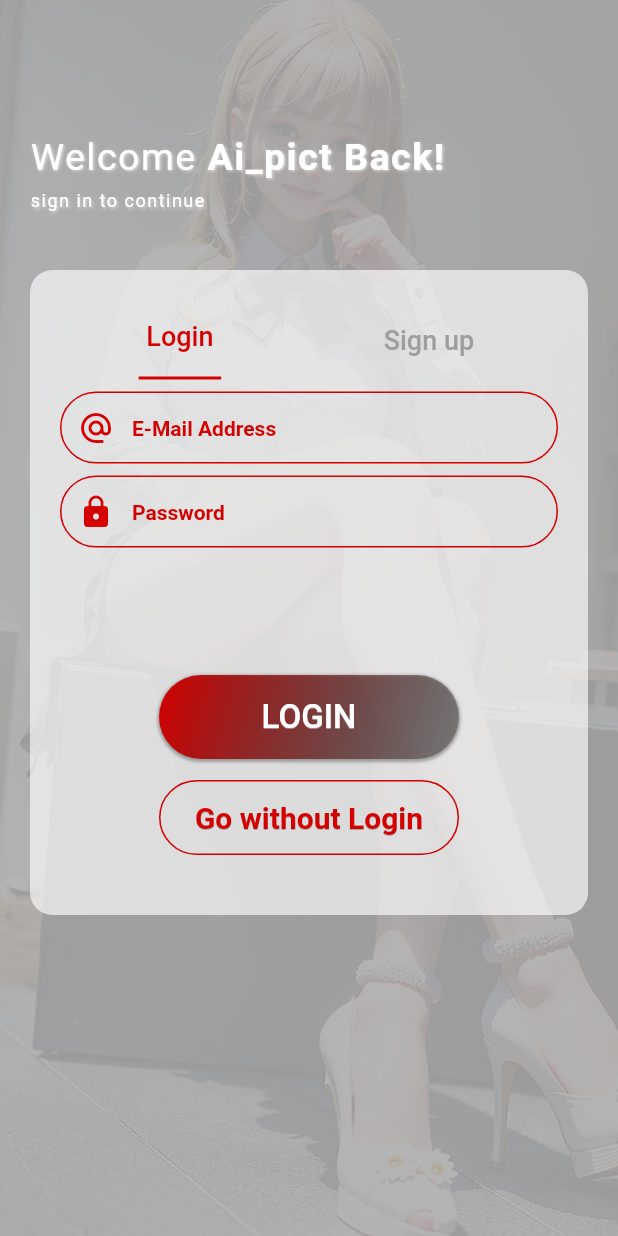
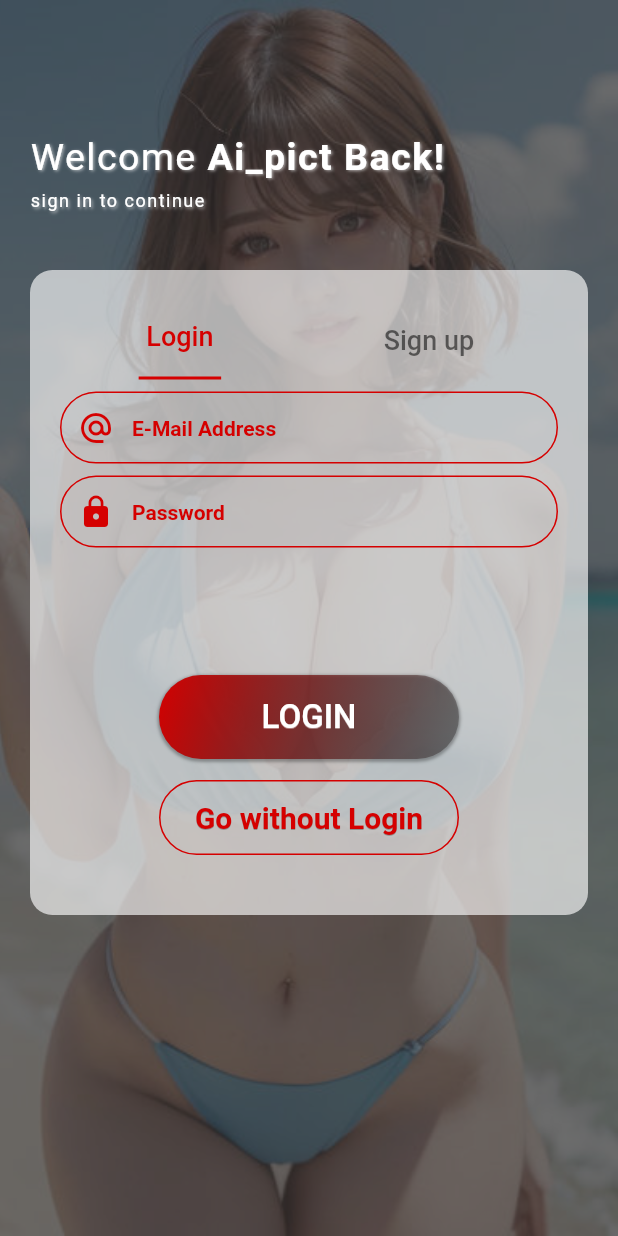
Before and after one commit to poxdkr/musika, a Flutter app: the screen it shows after launch, on a phone screen of 412 x 824 dp. Run offline on Flutter 3.47's test engine with Material 2 defaults, Android fonts, the phone set to English and light mode, and no system bars; our stand-ins replace animated_splash_screen, cached_network_image, carousel_slider, cloud_firestore, firebase_auth, firebase_core and 8 more; missing offline and left inert: admob_flutter, blurry_modal_progress_hud, flutter_share; accounts and stored records are empty; Roboto replaces fonts that are missing (NotoSans).

Commit message:
*사용자 인터페이스 수정, 로그인 페이지 변경, 좋아요 기능 버그 픽스, 랜덤 배치기능 변경

```diff
--- a/lib/model/paint_model.dart
+++ b/lib/model/paint_model.dart
@@ -6,7 +6,7 @@ class Paint_m {
   final bool isA;
   final String hashtag;
   final String p_file;
-  final int like_cnt;
+  int like_cnt;
   final String regdate;
   final DocumentReference reference;
 
--- a/lib/screen/login_screen.dart
+++ b/lib/screen/login_screen.dart
@@ -10,7 +10,11 @@ class LoginScreen extends StatefulWidget {
   State<LoginScreen> createState() => _LoginScreenState();
 }
 
-class _LoginScreenState extends State<LoginScreen> {
+class _LoginScreenState extends State<LoginScreen> with SingleTickerProviderStateMixin{
+
+  //배경 애니메이션
+  late AnimationController _controller;
+  late Animation<double> _animation;
 
   final FirebaseAuth _auth = FirebaseAuth.instance;
 
@@ -38,6 +42,23 @@ class _LoginScreenState extends State<LoginScreen> {
   @override
   void initState() {
     super.initState();
+    _controller = AnimationController(
+      duration: const Duration(milliseconds: 1000),
+      vsync: this,
+    )..repeat(reverse: true);
+
+    _animation = Tween<double>(
+      begin: 1.0,
+      end: 0.0,
+    ).animate(_controller);
+
+    _controller.forward();
+  }
+
+  @override
+  void dispose() {
+    _controller.dispose();
+    super.dispose();
   }
 
   @override
@@ -57,69 +78,82 @@ class _LoginScreenState extends State<LoginScreen> {
                 top: 0,
                 right :0,
                 left : 0,
-                child: Container(
-                  decoration : BoxDecoration(
-                      image : DecorationImage(
-                          image: AssetImage('image/main.png'),
-                          fit : BoxFit.cover,
-                          opacity: 0.1,
-                          filterQuality: FilterQuality.low
+                child: AnimatedBuilder(
+                    animation: _animation,
+                    builder: (BuildContext context, Widget? child) {
+                      return Container(
+                        decoration: BoxDecoration(
+                          image :DecorationImage(
+                            opacity: 0.3,
+                            image: AssetImage('image/image2.jpg'),
+                            fit : BoxFit.cover
+                          )
                         ),
-                    color: Colors.white60
-                  ),
-                  padding : EdgeInsets.only(top:90,left:20),
-                  height : MediaQuery.of(context).size.height,
+                        padding: EdgeInsets.only(top: 90, left: 20),
+                        height: MediaQuery
+                            .of(context)
+                            .size
+                            .height,
                         child: Column(
                           crossAxisAlignment: CrossAxisAlignment.start,
                           children: [
                             RichText(
                                 text: TextSpan(
-                              text : 'Welcome',
-                              style : TextStyle(
+                                    text: 'Welcome',
+                                    style: TextStyle(
                                         letterSpacing: 1.0,
                                         fontSize: 25,
-                                  color : Colors.white,
+                                        color: Colors.white,
                                         shadows: [Shadow(
-                                    offset: Offset(1,1),
+                                          offset: Offset(1, 1),
                                           blurRadius: 2,
                                           color: Colors.white60,
-                                  )]
+                                        )
+                                        ]
                                     ),
                                     children: [
                                       TextSpan(
-                                    text : isSignupScreen ? ' to Ai_pict' : ' Ai_pict Back!',
-                                    style : TextStyle(
+                                          text: isSignupScreen
+                                              ? ' to Ai_pict'
+                                              : ' Ai_pict Back!',
+                                          style: TextStyle(
                                               letterSpacing: 1.0,
                                               fontSize: 25,
-                                        color : Colors.white,
+                                              color: Colors.white,
                                               fontWeight: FontWeight.bold,
                                               shadows: [Shadow(
-                                          offset: Offset(1,1),
+                                                offset: Offset(1, 1),
                                                 blurRadius: 2,
                                                 color: Colors.white60,
-                                        )]
+                                              )
+                                              ]
                                           )
                                       )
                                     ]
                                 )
                             ),
-                      SizedBox(height:8),
+                            SizedBox(height: 8),
                             Text(
-                          isSignupScreen ? 'Sign up to continue' : 'sign in to continue',
-                          style : TextStyle(
+                                isSignupScreen
+                                    ? 'Sign up to continue'
+                                    : 'sign in to continue',
+                                style: TextStyle(
                                     letterSpacing: 1.0,
                                     fontSize: 12,
-                              color : Colors.white,
+                                    color: Colors.white,
                                     shadows: [Shadow(
-                                offset: Offset(1,1),
+                                      offset: Offset(1, 1),
                                       blurRadius: 2,
                                       color: Colors.white60,
-                              )]
+                                    )
+                                    ]
                                 )
                             )
                           ],
                         ),
-                )
+                      );
+                    }
+                ),
             ),
             //텍스트 폼 포지션
             AnimatedPositioned(
@@ -153,7 +187,7 @@ class _LoginScreenState extends State<LoginScreen> {
                                 Column(
                                   children: [
                                     TextButton(
-                                        child: Text('Login', style: TextStyle(fontSize: 18, color : isSignupScreen ? Colors.grey : Colors.redAccent.shade700,)),
+                                        child: Text('Login', style: TextStyle(fontSize: 18, color : isSignupScreen ? Colors.black54 : Colors.redAccent.shade700,)),
                                         onPressed: (){
                                           setState(() {
                                             isSignupScreen = false;
@@ -172,7 +206,7 @@ class _LoginScreenState extends State<LoginScreen> {
                             Column(
                                 children: [
                                   TextButton(
-                                    child: Text('Sign up', style: TextStyle(fontSize: 18, color : !isSignupScreen ? Colors.grey : Colors.redAccent.shade700,)),
+                                    child: Text('Sign up', style: TextStyle(fontSize: 18, color : !isSignupScreen ? Colors.black54 : Colors.redAccent.shade700,)),
                                     onPressed: (){
                                       setState(() {
                                         isSignupScreen = true;
--- a/pubspec.yaml
+++ b/pubspec.yaml
@@ -16,7 +16,7 @@ publish_to: 'none' # Remove this line if you wish to publish to pub.dev
 # https://developer.apple.com/library/archive/documentation/General/Reference/InfoPlistKeyReference/Articles/CoreFoundationKeys.html
 # In Windows, build-name is used as the major, minor, and patch parts
 # of the product and file versions while build-number is used as the build suffix.
-version: 1.0.2+9
+version: 1.0.2+10
 
 environment:
   #sdk: '>=3.0.0-245.0.dev <4.0.0'
@@ -61,6 +61,8 @@ dependencies:
   share: ^2.0.4
   flutter_share: ^2.0.0
   cached_network_image: ^3.2.3
+  admob_flutter: ^3.0.0
+  google_mobile_ads: ^2.3.0
 
 
 dev_dependencies:
```
Also changed, not shown: lib/main.dart (+27 -0 lines), lib/screen/detail_screen.dart (+21 -21 lines), lib/screen/search_screen.dart (+30 -9 lines), image/Apple iPhone 11 Pro Max Presentation.png (deleted), image/image2.jpg (added), lib/generated/assets.dart, pubspec.lock, 2 other files. Lines whose indentation alone changed are shown as unchanged.
